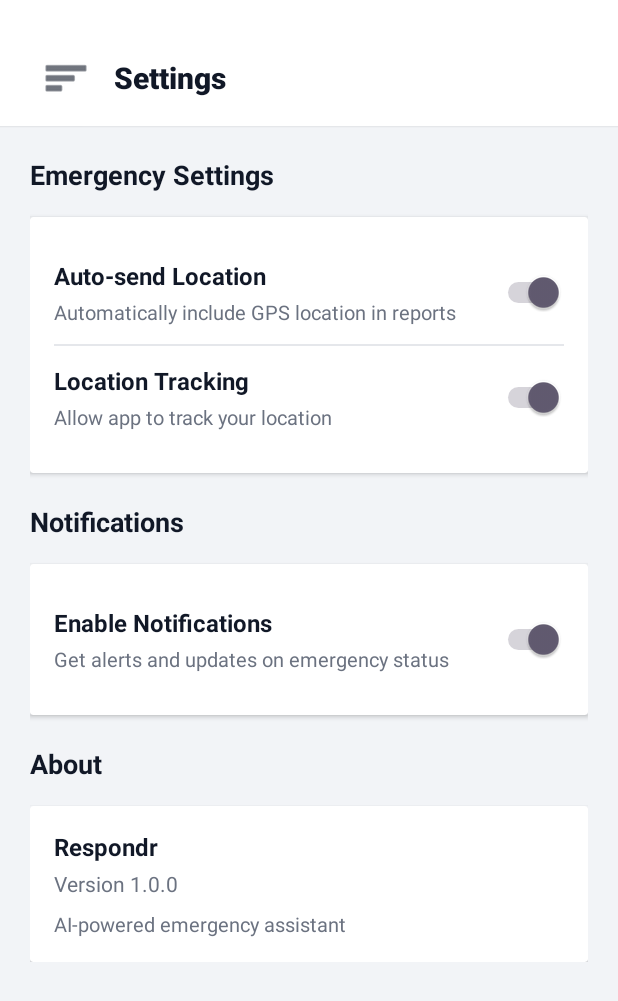
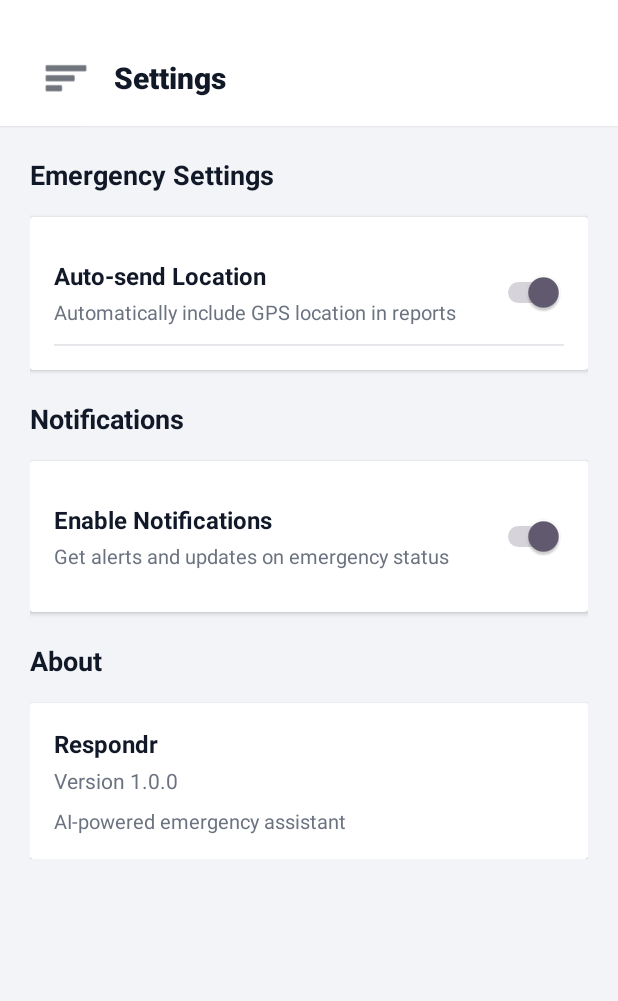
Before and after one commit to eduardodfran/Respondr, an Android app: the screen it shows after launch (MainActivity), in the side drawer, after a tap on "Settings", on a phone screen of 412 x 824 dp. Shown: the top 1001 px of the screen. Run offline under Robolectric (Android 15) with nearby library versions, the phone set to English and light mode, and no system bars; our stand-ins replace Firebase (no records; nobody signed in at launch, a user with empty details on screens opened directly); libraries missing offline, so code that uses them is left out: io.noties.markwon; 3 statements that could not run were skipped.

Commit message:
feat: Update settings layout for improved user experience

```diff
--- a/app/src/main/java/com/example/respondr/SettingsFragment.java
+++ b/app/src/main/java/com/example/respondr/SettingsFragment.java
@@ -17,7 +17,6 @@ public class SettingsFragment extends Fragment {
 
     private Switch switchNotifications;
     private Switch switchAutoSend;
-    private Switch switchLocationTracking;
     private TextView tvAppVersion;
     private SharedPreferences prefs;
 
@@ -32,7 +31,6 @@ public class SettingsFragment extends Fragment {
         // Initialize views
         switchNotifications = view.findViewById(R.id.switchNotifications);
         switchAutoSend = view.findViewById(R.id.switchAutoSend);
-        switchLocationTracking = view.findViewById(R.id.switchLocationTracking);
         tvAppVersion = view.findViewById(R.id.tvAppVersion);
 
         // Load saved preferences
@@ -50,7 +48,6 @@ public class SettingsFragment extends Fragment {
     private void loadSettings() {
         switchNotifications.setChecked(prefs.getBoolean("notifications_enabled", true));
         switchAutoSend.setChecked(prefs.getBoolean("auto_send_location", true));
-        switchLocationTracking.setChecked(prefs.getBoolean("location_tracking", true));
     }
 
     private void setupListeners() {
@@ -67,12 +64,5 @@ public class SettingsFragment extends Fragment {
                 isChecked ? "Auto-send location enabled" : "Auto-send location disabled",
                 Toast.LENGTH_SHORT).show();
         });
-
-        switchLocationTracking.setOnCheckedChangeListener((buttonView, isChecked) -> {
-            prefs.edit().putBoolean("location_tracking", isChecked).apply();
-            Toast.makeText(requireContext(),
-                isChecked ? "Location tracking enabled" : "Location tracking disabled",
-                Toast.LENGTH_SHORT).show();
-        });
     }
 }
--- a/app/src/main/res/layout/fragment_settings.xml
+++ b/app/src/main/res/layout/fragment_settings.xml
@@ -79,46 +79,7 @@
                     android:layout_height="1dp"
                     android:background="#E5E7EB" />
 
-                <!-- Location Tracking -->
-                <LinearLayout
-                    android:layout_width="match_parent"
-                    android:layout_height="wrap_content"
-                    android:orientation="horizontal"
-                    android:gravity="center_vertical"
-                    android:paddingTop="12dp"
-                    android:paddingBottom="12dp">
-
-                    <LinearLayout
-                        android:layout_width="0dp"
-                        android:layout_height="wrap_content"
-                        android:layout_weight="1"
-                        android:orientation="vertical">
-
-                        <TextView
-                            android:layout_width="wrap_content"
-                            android:layout_height="wrap_content"
-                            android:text="Location Tracking"
-                            android:textSize="16sp"
-                            android:textColor="@color/text_primary"
-                            android:textStyle="bold" />
-
-                        <TextView
-                            android:layout_width="wrap_content"
-                            android:layout_height="wrap_content"
-                            android:text="Allow app to track your location"
-                            android:textSize="13sp"
-                            android:textColor="@color/text_secondary"
-                            android:layout_marginTop="4dp" />
-
-                    </LinearLayout>
-
-                    <Switch
-                        android:id="@+id/switchLocationTracking"
-                        android:layout_width="wrap_content"
-                        android:layout_height="wrap_content"
-                        android:checked="true" />
-
-                </LinearLayout>
+                <!-- (removed) Location Tracking toggle - redundant with Auto-send Location -->
 
             </LinearLayout>
 
```
